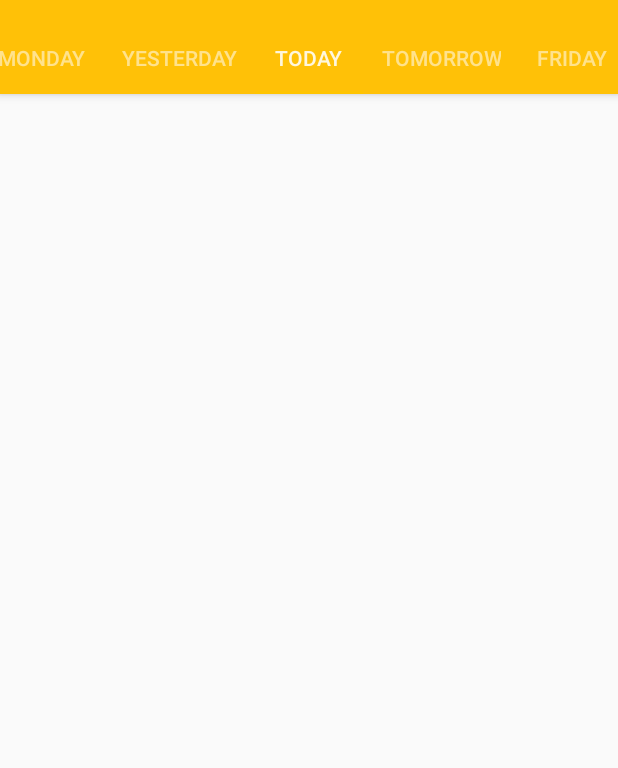
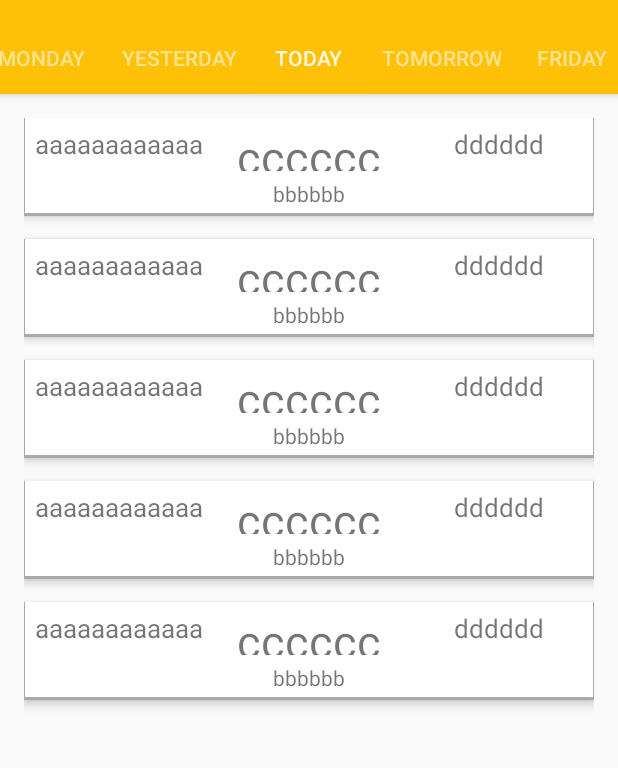
Before and after one commit to walternunes/football-matches, an Android app: the screen it shows after launch (MainActivity), on a phone screen of 412 x 824 dp, the part 62-830 px from its top. Run offline under Robolectric (Android 15) with nearby library versions, the phone set to English and light mode, and no system bars; 1 statement that could not run was skipped.

Commit message:
Create first menu

```diff
--- a/app/src/main/AndroidManifest.xml
+++ b/app/src/main/AndroidManifest.xml
@@ -1,7 +1,8 @@
 <?xml version="1.0" encoding="utf-8"?>
 <manifest xmlns:android="http://schemas.android.com/apk/res/android"
     package="jnuneslab.com.footballmatches" >
-
+    <uses-permission
+        android:name="android.permission.INTERNET"></uses-permission>
     <application
         android:allowBackup="true"
         android:icon="@mipmap/ic_launcher"
--- /dev/null
+++ b/app/src/main/java/jnuneslab/com/footballmatches/FetchScoreTask.java
@@ -0,0 +1,263 @@
+package jnuneslab.com.footballmatches;
+
+import android.app.IntentService;
+import android.content.ContentValues;
+import android.content.Context;
+import android.content.Intent;
+import android.net.Uri;
+import android.os.AsyncTask;
+import android.util.Log;
+
+import org.json.JSONArray;
+import org.json.JSONException;
+import org.json.JSONObject;
+
+import java.io.BufferedReader;
+import java.io.IOException;
+import java.io.InputStream;
+import java.io.InputStreamReader;
+import java.net.HttpURLConnection;
+import java.net.URL;
+import java.text.SimpleDateFormat;
+import java.util.Date;
+import java.util.TimeZone;
+import java.util.Vector;
+
+
+/**
+ * Created by Walter on 24/11/2015.
+ */
+
+public class FetchScoreTask extends AsyncTask<Void, Void, Void> {
+    public static final String LOG_TAG = FetchScoreTask.class.getSimpleName();;
+    private final Context mContext;
+    private final ScoreAdapter mScoreAdapter;
+
+
+    public FetchScoreTask(Context context, ScoreAdapter scoreAdapter) {
+        mContext = context;
+        mScoreAdapter = scoreAdapter;
+        Log.v(LOG_TAG, "aqui");
+    }
+
+    @Override
+    protected Void doInBackground(Void... params) {
+
+        getData("n2");
+        getData("p2");
+
+        return null;
+    }
+
+
+    private void getData(String timeFrame) {
+        //Creating fetch URL
+        final String BASE_URL = "http://api.football-data.org/alpha/fixtures"; //Base URL
+        final String QUERY_TIME_FRAME = "timeFrame"; //Time Frame parameter to determine days
+        //final String QUERY_MATCH_DAY = "matchday";
+        Log.v(LOG_TAG, "aqui2");
+        Uri fetch_build = Uri.parse(BASE_URL).buildUpon().
+                appendQueryParameter(QUERY_TIME_FRAME, timeFrame).build();
+        Log.v(LOG_TAG, "The url we are looking at is: " + fetch_build.toString()); //log spam
+        HttpURLConnection m_connection = null;
+        BufferedReader reader = null;
+        String JSON_data = null;
+        //Opening Connection
+        try {
+            URL fetch = new URL(fetch_build.toString());
+            m_connection = (HttpURLConnection) fetch.openConnection();
+            m_connection.setRequestMethod("GET");
+            m_connection.addRequestProperty("X-Auth-Token", mContext.getString(R.string.api_key));
+            m_connection.connect();
+
+            // Read the input stream into a String
+            InputStream inputStream = m_connection.getInputStream();
+            StringBuffer buffer = new StringBuffer();
+            if (inputStream == null) {
+                // Nothing to do.
+                return;
+            }
+            reader = new BufferedReader(new InputStreamReader(inputStream));
+
+            String line;
+            while ((line = reader.readLine()) != null) {
+                buffer.append(line + "\n");
+            }
+            if (buffer.length() == 0) {
+                // Empty Stream
+                return;
+            }
+            JSON_data = buffer.toString();
+        } catch (Exception e) {
+            Log.e(LOG_TAG, "Exception here" + e.getMessage());
+        } finally {
+            if (m_connection != null) {
+                m_connection.disconnect();
+            }
+            if (reader != null) {
+                try {
+                    reader.close();
+                } catch (IOException e) {
+                    Log.e(LOG_TAG, "Error Closing Stream");
+                }
+            }
+        }
+        try {
+            if (JSON_data != null) {
+                //This bit is to check if the data contains any matches. If not, we call processJson on the dummy data
+                JSONArray matches = new JSONObject(JSON_data).getJSONArray("fixtures");
+                if (matches.length() == 0) {
+                    //if there is no data, call the function on dummy data
+                    //this is expected behavior during the off season.
+                   // processJSONdata(getString(R.string.dummy_data), getApplicationContext(), false);
+                    return;
+                }
+
+                Log.d(LOG_TAG, "JSON data." + JSON_data);
+                processJSONdata(JSON_data, mContext, true);
+            } else {
+                //Could not Connect
+                Log.d(LOG_TAG, "Could not connect to server.");
+            }
+        } catch (Exception e) {
+            Log.e(LOG_TAG, e.getMessage());
+        }
+    }
+
+    private void processJSONdata(String JSONdata, Context mContext, boolean isReal) {
+        //JSON data
+        // This set of league codes is for the 2015/2016 season. In fall of 2016, they will need to
+        // be updated. Feel free to use the codes
+        final String BUNDESLIGA1 = "394";
+        final String BUNDESLIGA2 = "395";
+        final String LIGUE1 = "396";
+        final String LIGUE2 = "397";
+        final String PREMIER_LEAGUE = "398";
+        final String PRIMERA_DIVISION = "399";
+        final String SEGUNDA_DIVISION = "400";
+        final String SERIE_A = "401";
+        final String PRIMERA_LIGA = "402";
+        final String Bundesliga3 = "403";
+        final String EREDIVISIE = "404";
+
+
+        final String SEASON_LINK = "http://api.football-data.org/alpha/soccerseasons/";
+        final String MATCH_LINK = "http://api.football-data.org/alpha/fixtures/";
+        final String FIXTURES = "fixtures";
+        final String LINKS = "_links";
+        final String SOCCER_SEASON = "soccerseason";
+        final String SELF = "self";
+        final String MATCH_DATE = "date";
+        final String HOME_TEAM = "homeTeamName";
+        final String AWAY_TEAM = "awayTeamName";
+        final String RESULT = "result";
+        final String HOME_GOALS = "goalsHomeTeam";
+        final String AWAY_GOALS = "goalsAwayTeam";
+        final String MATCH_DAY = "matchday";
+
+        //Match data
+        String League = null;
+        String mDate = null;
+        String mTime = null;
+        String Home = null;
+        String Away = null;
+        String Home_goals = null;
+        String Away_goals = null;
+        String match_id = null;
+        String match_day = null;
+
+
+        try {
+            JSONArray matches = new JSONObject(JSONdata).getJSONArray(FIXTURES);
+
+
+            //ContentValues to be inserted
+            Vector<ContentValues> values = new Vector<ContentValues>(matches.length());
+            for (int i = 0; i < matches.length(); i++) {
+
+                JSONObject match_data = matches.getJSONObject(i);
+                League = match_data.getJSONObject(LINKS).getJSONObject(SOCCER_SEASON).
+                        getString("href");
+                League = League.replace(SEASON_LINK, "");
+                //This if statement controls which leagues we're interested in the data from.
+                //add leagues here in order to have them be added to the DB.
+                // If you are finding no data in the app, check that this contains all the leagues.
+                // If it doesn't, that can cause an empty DB, bypassing the dummy data routine.
+                if (League.equals(PREMIER_LEAGUE) ||
+                        League.equals(SERIE_A) ||
+                        League.equals(BUNDESLIGA1) ||
+                        League.equals(BUNDESLIGA2) ||
+                        League.equals(PRIMERA_DIVISION)) {
+                    match_id = match_data.getJSONObject(LINKS).getJSONObject(SELF).
+                            getString("href");
+                    match_id = match_id.replace(MATCH_LINK, "");
+                    if (!isReal) {
+                        //This if statement changes the match ID of the dummy data so that it all goes into the database
+                        match_id = match_id + Integer.toString(i);
+                    }
+
+                    mDate = match_data.getString(MATCH_DATE);
+                    mTime = mDate.substring(mDate.indexOf("T") + 1, mDate.indexOf("Z"));
+                    mDate = mDate.substring(0, mDate.indexOf("T"));
+                    SimpleDateFormat match_date = new SimpleDateFormat("yyyy-MM-ddHH:mm:ss");
+                    match_date.setTimeZone(TimeZone.getTimeZone("UTC"));
+                    try {
+                        Date parseddate = match_date.parse(mDate + mTime);
+                        SimpleDateFormat new_date = new SimpleDateFormat("yyyy-MM-dd:HH:mm");
+                        new_date.setTimeZone(TimeZone.getDefault());
+                        mDate = new_date.format(parseddate);
+                        mTime = mDate.substring(mDate.indexOf(":") + 1);
+                        mDate = mDate.substring(0, mDate.indexOf(":"));
+
+                        if (!isReal) {
+                            //This if statement changes the dummy data's date to match our current date range.
+                            Date fragmentdate = new Date(System.currentTimeMillis() + ((i - 2) * 86400000));
+                            SimpleDateFormat mformat = new SimpleDateFormat("yyyy-MM-dd");
+                            mDate = mformat.format(fragmentdate);
+                        }
+                    } catch (Exception e) {
+                        Log.d(LOG_TAG, "error here!");
+                        Log.e(LOG_TAG, e.getMessage());
+                    }
+                    Home = match_data.getString(HOME_TEAM);
+                    Away = match_data.getString(AWAY_TEAM);
+                    Home_goals = match_data.getJSONObject(RESULT).getString(HOME_GOALS);
+                    Away_goals = match_data.getJSONObject(RESULT).getString(AWAY_GOALS);
+                    match_day = match_data.getString(MATCH_DAY);
+                  //  ContentValues match_values = new ContentValues();
+
+                /*    match_values.put(DatabaseContract.scores_table.MATCH_ID, match_id);
+                    match_values.put(DatabaseContract.scores_table.DATE_COL, mDate);
+                    match_values.put(DatabaseContract.scores_table.TIME_COL, mTime);
+                    match_values.put(DatabaseContract.scores_table.HOME_COL, Home);
+                    match_values.put(DatabaseContract.scores_table.AWAY_COL, Away);
+                    match_values.put(DatabaseContract.scores_table.HOME_GOALS_COL, Home_goals);
+                    match_values.put(DatabaseContract.scores_table.AWAY_GOALS_COL, Away_goals);
+                    match_values.put(DatabaseContract.scores_table.LEAGUE_COL, League);
+                    match_values.put(DatabaseContract.scores_table.MATCH_DAY, match_day);*/
+                    //log spam
+
+                    Log.v(LOG_TAG,match_id);
+                    Log.v(LOG_TAG,mDate);
+                    Log.v(LOG_TAG,mTime);
+                    Log.v(LOG_TAG,Home);
+                    Log.v(LOG_TAG,Away);
+                    Log.v(LOG_TAG,Home_goals);
+                    Log.v(LOG_TAG,Away_goals);
+
+//                    values.add(match_values);
+                }
+            }
+            int inserted_data = 0;
+           // ContentValues[] insert_data = new ContentValues[values.size()];
+         //   values.toArray(insert_data);
+        //    inserted_data = mContext.getContentResolver().bulkInsert(
+        //            DatabaseContract.BASE_CONTENT_URI, insert_data);
+
+            //Log.v(LOG_TAG,"Succesfully Inserted : " + String.valueOf(inserted_data));
+        } catch (JSONException e) {
+            Log.e(LOG_TAG, e.getMessage());
+        }
+
+    }
+}
--- a/app/src/main/java/jnuneslab/com/footballmatches/MainActivityFragment.java
+++ b/app/src/main/java/jnuneslab/com/footballmatches/MainActivityFragment.java
@@ -5,12 +5,13 @@ import android.os.Bundle;
 import android.view.LayoutInflater;
 import android.view.View;
 import android.view.ViewGroup;
+import android.widget.ListView;
 
 /**
  * A placeholder fragment containing a simple view.
  */
 public class MainActivityFragment extends Fragment {
-
+    private ScoreAdapter mScoreAdapter;
     public MainActivityFragment() {
     }
 
@@ -18,7 +19,11 @@ public class MainActivityFragment extends Fragment {
     public View onCreateView(LayoutInflater inflater, ViewGroup container,
                              Bundle savedInstanceState) {
         View rootView = inflater.inflate(R.layout.fragment_main, container, false);
+        final ListView score_list = (ListView) rootView.findViewById(R.id.score_list_view);
+        mScoreAdapter = new ScoreAdapter(getActivity());
+        score_list.setAdapter(mScoreAdapter);
 
+         new FetchScoreTask(getContext(), mScoreAdapter).execute();
         return rootView;
     }
 }
--- /dev/null
+++ b/app/src/main/java/jnuneslab/com/footballmatches/ScoreAdapter.java
@@ -0,0 +1,56 @@
+package jnuneslab.com.footballmatches;
+
+import android.content.Context;
+import android.database.Cursor;
+import android.support.v4.widget.CursorAdapter;
+import android.util.Log;
+import android.view.LayoutInflater;
+import android.view.View;
+import android.view.ViewGroup;
+import android.widget.BaseAdapter;
+
+/**
+ * Created by Walter on 23/11/2015.
+ */
+public class ScoreAdapter extends BaseAdapter {
+    public static final int COL_HOME = 3;
+    public static final int COL_AWAY = 4;
+    public static final int COL_HOME_GOALS = 6;
+    public static final int COL_AWAY_GOALS = 7;
+    public static final int COL_DATE = 1;
+    public static final int COL_LEAGUE = 5;
+    public static final int COL_MATCHDAY = 9;
+    public static final int COL_ID = 8;
+    public static final int COL_MATCHTIME = 2;
+    public double detail_match_id = 0;
+    private String FOOTBALL_SCORES_HASHTAG = "#Football_Scores";
+
+    private Context mContext;
+    ScoreAdapter(Context context){
+        mContext = context;
+    }
+
+
+    @Override
+    public int getCount() {
+        return 5;
+    }
+
+    @Override
+    public Object getItem(int position) {
+        return null;
+    }
+
+    @Override
+    public long getItemId(int position) {
+        return 0;
+    }
+
+    @Override
+    public View getView(int position, View convertView, ViewGroup parent) {
+        View mItem = LayoutInflater.from(mContext).inflate(R.layout.scores_list_item, parent, false);
+        //ViewHolder mHolder = new ViewHolder(mItem);
+        //  mItem.setTag(mHolder);
+        return mItem;
+    }
+}
--- /dev/null
+++ b/app/src/main/res/drawable/list_item.xml
@@ -0,0 +1,17 @@
+<?xml version="1.0" encoding="utf-8"?>
+<layer-list xmlns:android="http://schemas.android.com/apk/res/android">
+    <item >
+        <shape
+            android:shape="rectangle">
+            <solid android:color="@android:color/darker_gray" />
+            <corners android:radius="0dp"/>
+        </shape>
+    </item>
+    <item android:right="1dp" android:left="1dp" android:bottom="2dp">
+        <shape
+            android:shape="rectangle">
+            <solid android:color="@android:color/white"/>
+            <corners android:radius="0dp"/>
+        </shape>
+    </item>
+</layer-list>
--- /dev/null
+++ b/app/src/main/res/layout/scores_list_item.xml
@@ -0,0 +1,81 @@
+<?xml version="1.0" encoding="utf-8"?>
+<LinearLayout xmlns:android="http://schemas.android.com/apk/res/android"
+    android:orientation="vertical" android:layout_width="match_parent"
+    android:layout_height="wrap_content"
+    android:elevation="4dp"
+    android:background="@drawable/list_item"
+    >
+    <LinearLayout
+        android:orientation="horizontal" android:layout_width="match_parent"
+        android:layout_height="wrap_content"
+        android:paddingTop="5dp"
+        >
+        <LinearLayout
+            android:layout_width="0dp"
+            android:layout_height="match_parent"
+            android:layout_weight="1"
+            android:orientation="vertical">
+            <ImageView
+                android:layout_width="wrap_content"
+                android:layout_height="wrap_content"
+                android:layout_gravity="center"
+                android:id="@+id/home_crest"/>
+            <TextView
+                android:layout_width="wrap_content"
+                android:layout_height="wrap_content"
+                android:layout_gravity="center"
+                android:textSize="17sp"
+                android:gravity="center"
+                android:text="aaaaaaaaaaaa"
+                android:id="@+id/home_name"/>
+        </LinearLayout>
+        <LinearLayout
+            android:layout_width="0dp"
+            android:layout_height="match_parent"
+            android:layout_weight="1"
+            android:orientation="vertical">
+            <TextView
+                android:layout_width="wrap_content"
+                android:layout_height="0dp"
+                android:layout_weight="1"
+                android:text="cccccc"
+                android:layout_gravity="center"
+                android:gravity="center"
+                android:textSize="30sp"
+                android:id="@+id/score_textview"/>
+            <TextView
+                android:layout_width="wrap_content"
+                android:layout_height="0dp"
+                android:layout_weight="1"
+                android:text="bbbbbb"
+                android:layout_gravity="center"
+                android:gravity="center"
+                android:id="@+id/data_textview"/>
+
+        </LinearLayout>
+        <LinearLayout
+            android:layout_width="0dp"
+            android:layout_height="match_parent"
+            android:layout_weight="1"
+            android:orientation="vertical">
+            <ImageView
+                android:layout_width="wrap_content"
+                android:layout_height="wrap_content"
+                android:layout_gravity="center"
+                android:id="@+id/away_crest"/>
+            <TextView
+                android:layout_width="wrap_content"
+                android:layout_height="wrap_content"
+                android:layout_gravity="center"
+                android:gravity="center"
+                android:text="dddddd"
+                android:textSize="17sp"
+                android:id="@+id/away_name"/>
+        </LinearLayout>
+    </LinearLayout>
+    <FrameLayout
+        android:layout_width="match_parent"
+        android:layout_height="wrap_content"
+        android:id="@+id/details_fragment_container">
+    </FrameLayout>
+</LinearLayout>
```
Also changed, not shown: 1 other file.
